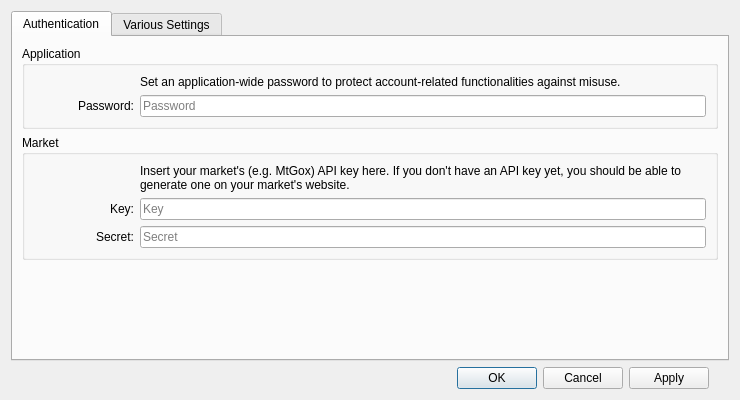
genbtc/goxgui, file goxgui/ui/preferences.ui: the form before one commit.
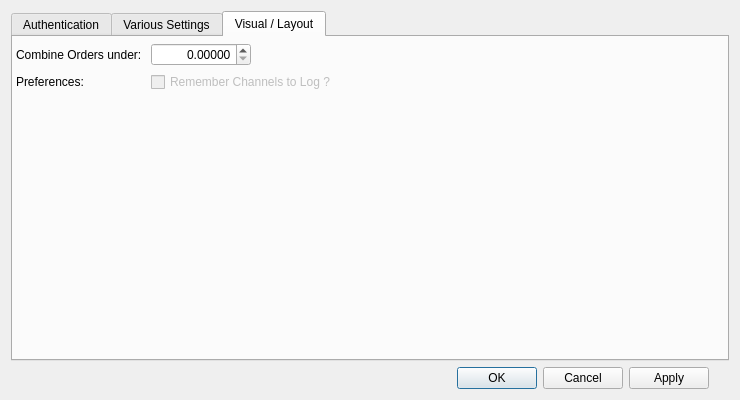
The form after the commit. The open tabs and pages were chosen to show the change.

Commit message:
Add group_orders to preferences window.
Make the wallet use whatever multi-currency was specified from the
config file. Everything is working except JPY and SEK since they are the
only ones that use 3 decimals.  The money.py and currency.py is quite a
"large" and superfluous way to handle this. I should be able to do what
those lines of code do in much fewer.

Diff of the .ui file:
```diff
--- a/goxgui/ui/preferences.ui
+++ b/goxgui/ui/preferences.ui
@@ -304,6 +304,81 @@
        </item>
       </layout>
      </widget>
+     <widget class="QWidget" name="tabVisual">
+      <attribute name="title">
+       <string>Visual / Layout</string>
+      </attribute>
+      <widget class="QWidget" name="formLayoutWidget">
+       <property name="geometry">
+        <rect>
+         <x>3</x>
+         <y>6</y>
+         <width>712</width>
+         <height>316</height>
+        </rect>
+       </property>
+       <layout class="QFormLayout" name="formLayout">
+        <item row="0" column="0">
+         <widget class="QLabel" name="label">
+          <property name="text">
+           <string>Combine Orders under: </string>
+          </property>
+         </widget>
+        </item>
+        <item row="0" column="1">
+         <widget class="QDoubleSpinBox" name="doubleSpinBoxGROUPORDERS">
+          <property name="sizePolicy">
+           <sizepolicy hsizetype="Fixed" vsizetype="Fixed">
+            <horstretch>0</horstretch>
+            <verstretch>0</verstretch>
+           </sizepolicy>
+          </property>
+          <property name="minimumSize">
+           <size>
+            <width>100</width>
+            <height>0</height>
+           </size>
+          </property>
+          <property name="alignment">
+           <set>Qt::AlignRight|Qt::AlignTrailing|Qt::AlignVCenter</set>
+          </property>
+          <property name="decimals">
+           <number>5</number>
+          </property>
+          <property name="maximum">
+           <double>99999.000000000000000</double>
+          </property>
+          <property name="singleStep">
+           <double>0.100000000000000</double>
+          </property>
+         </widget>
+        </item>
+        <item row="1" column="0">
+         <widget class="QLabel" name="label_5">
+          <property name="text">
+           <string>Preferences:</string>
+          </property>
+         </widget>
+        </item>
+        <item row="1" column="1">
+         <widget class="QCheckBox" name="checkBoxLogChannels">
+          <property name="enabled">
+           <bool>false</bool>
+          </property>
+          <property name="sizePolicy">
+           <sizepolicy hsizetype="Maximum" vsizetype="Fixed">
+            <horstretch>0</horstretch>
+            <verstretch>0</verstretch>
+           </sizepolicy>
+          </property>
+          <property name="text">
+           <string>Remember Channels to Log ?</string>
+          </property>
+         </widget>
+        </item>
+       </layout>
+      </widget>
+     </widget>
     </widget>
    </item>
    <item>
```
The commit also changes 11 other files.
